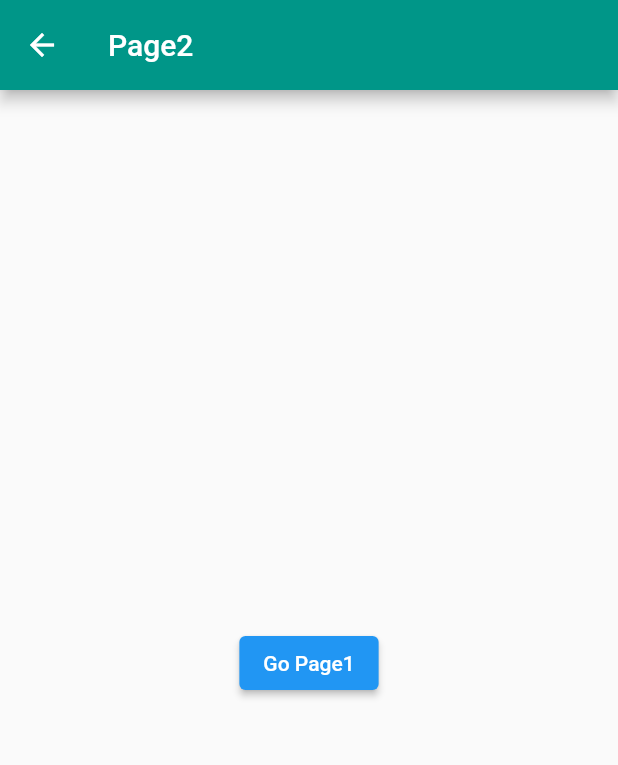
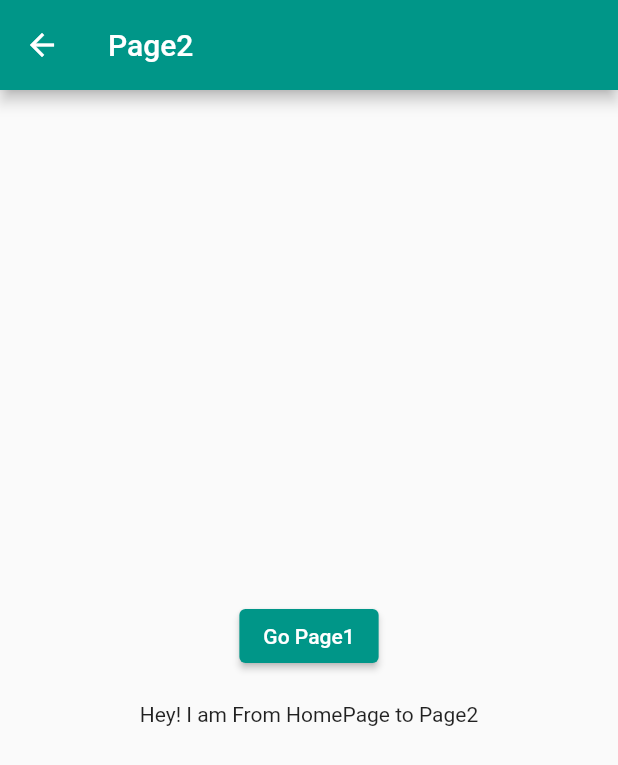
Before and after one commit to Sazzad-Hossain-Sobuj/Ostad_Flutter, a Flutter app: the screen it shows after launch, after a tap on "Go Page2", on a phone screen of 412 x 824 dp. Shown: the top 765 px of the screen. Run offline on Flutter 3.47's test engine with Material 2 defaults, Android fonts, the phone set to English and light mode, and no system bars.

Commit message:
module6 data pass via navigation

```diff
--- a/lib/home_screen.dart
+++ b/lib/home_screen.dart
@@ -13,19 +13,25 @@ class HomeScreen extends StatelessWidget {
         backgroundColor: Colors.teal,
         toolbarHeight: 60,
       ),
-      body: Column(
-        mainAxisAlignment: MainAxisAlignment.start,
+      body: Center(
+        child: Column(
+          mainAxisAlignment: MainAxisAlignment.center,
           children: [
-          ElevatedButton(onPressed: (){
-            Navigator.push(context, MaterialPageRoute(builder: (context) => Page1()));
+            ElevatedButton(
+              style: ElevatedButton.styleFrom(backgroundColor: Colors.teal),
+                onPressed: (){
+              Navigator.push(context, MaterialPageRoute(builder: (context) => Page1('Hey! I am From HomePage to Page1')));
             },
                 child: Text('Go Page1')),
 
-          ElevatedButton(onPressed: (){
-            Navigator.push(context, MaterialPageRoute(builder: (context) => Page2()));
+            ElevatedButton(
+              style: ElevatedButton.styleFrom(backgroundColor: Colors.teal),
+                onPressed: (){
+              Navigator.push(context, MaterialPageRoute(builder: (context) => Page2('Hey! I am From HomePage to Page2')));
             },
                 child: Text('Go Page2')),
           ],
+        ),
       ),
     );
   }
@@ -33,7 +39,8 @@ class HomeScreen extends StatelessWidget {
 
 
 class Page1 extends StatelessWidget {
-  const Page1({Key? key}) : super(key: key);
+  String msg1;
+  Page1(this.msg1, {super.key});
 
   @override
   Widget build(BuildContext context) {
@@ -44,11 +51,20 @@ class Page1 extends StatelessWidget {
         toolbarHeight: 60,
       ),
 
-      body: Center(
-        child: ElevatedButton(onPressed: (){
-          Navigator.push(context, MaterialPageRoute(builder: (context) => Page2()));
+      body: Column(
+        mainAxisAlignment: MainAxisAlignment.center,
+        children: [
+          Center(
+            child: ElevatedButton(
+                style: ElevatedButton.styleFrom(backgroundColor: Colors.teal),
+                onPressed: (){
+              Navigator.push(context, MaterialPageRoute(builder: (context) => Page2('Hey! I am From Page1 to Page2')));
             },
                 child: Text('Go Page2')),
+          ),
+          SizedBox(height: 20),
+          Text(msg1),
+        ],
       ),
     );
   }
@@ -56,7 +72,8 @@ class Page1 extends StatelessWidget {
 
 
 class Page2 extends StatelessWidget {
-  const Page2({Key? key}) : super(key: key);
+  String msg2;
+  Page2(this.msg2, {super.key});
 
   @override
   Widget build(BuildContext context) {
@@ -67,11 +84,20 @@ class Page2 extends StatelessWidget {
         toolbarHeight: 60,
       ),
 
-      body: Center(
-        child: ElevatedButton(onPressed: (){
-          Navigator.push(context, MaterialPageRoute(builder: (context) => Page1()));
+      body: Column(
+        mainAxisAlignment: MainAxisAlignment.center,
+        children: [
+          Center(
+            child: ElevatedButton(
+                style: ElevatedButton.styleFrom(backgroundColor: Colors.teal),
+                onPressed: (){
+              Navigator.push(context, MaterialPageRoute(builder: (context) => Page1('Hey! I am From Page2 to Page1')));
             },
                 child: Text('Go Page1')),
+          ),
+          SizedBox(height: 20),
+          Text(msg2),
+        ],
       ),
     );
   }
```
Lines whose indentation alone changed are shown as unchanged.
